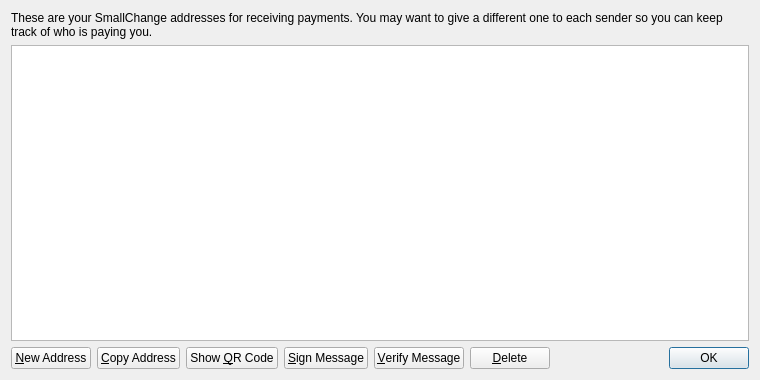
The window that src/qt/forms/addressbookpage.ui (MikeG73/x) describes before a commit, drawn with Qt 5.
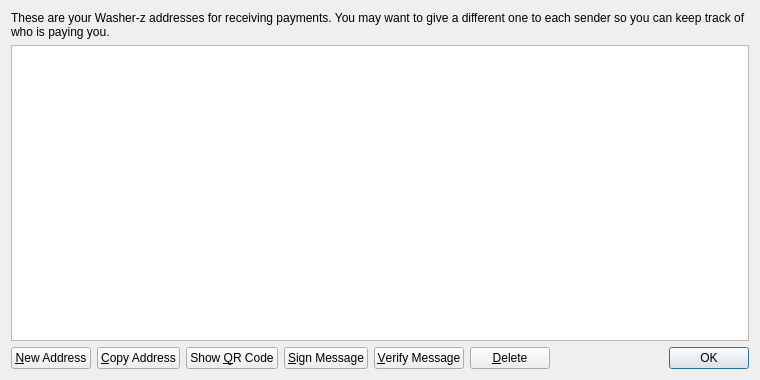
The same window after the commit. Icons and pictures are not drawn.

What changed in the file:
```diff
--- a/src/qt/forms/addressbookpage.ui
+++ b/src/qt/forms/addressbookpage.ui
@@ -17,7 +17,7 @@
    <item>
     <widget class="QLabel" name="labelExplanation">
      <property name="text">
-      <string>These are your SmallChange addresses for receiving payments. You may want to give a different one to each sender so you can keep track of who is paying you.</string>
+      <string>These are your Washer-z addresses for receiving payments. You may want to give a different one to each sender so you can keep track of who is paying you.</string>
      </property>
      <property name="textFormat">
       <enum>Qt::PlainText</enum>
```
